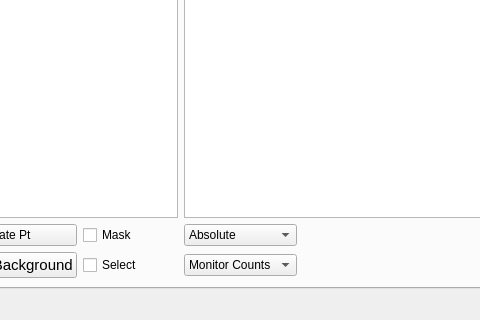
Above: scripts/HFIR_4Circle_Reduction/MainWindow.ui from mantidproject/mantid before the change; both pictures show x 98 to 578 and y 504 to 824 of the 1204 by 824 pixel window. Below: the same form after it.
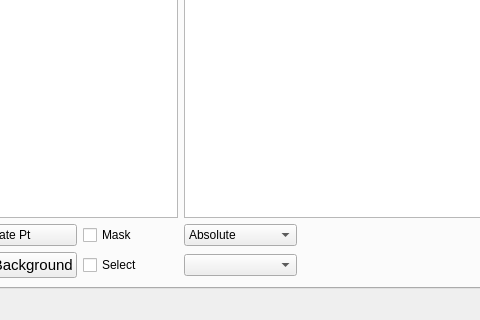
That is the form after the change. Custom widgets are drawn as their Qt base class.

```diff
--- a/scripts/HFIR_4Circle_Reduction/MainWindow.ui
+++ b/scripts/HFIR_4Circle_Reduction/MainWindow.ui
@@ -2785,6 +2785,11 @@
                 </item>
                 <item row="1" column="1">
                  <widget class="QComboBox" name="comboBox_ptCountNormType">
+                  <item>
+                   <property name="text">
+                    <string/>
+                   </property>
+                  </item>
                   <item>
                    <property name="text">
                     <string>Monitor Counts</string>
```
